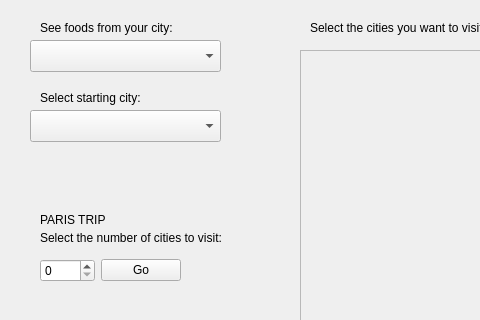
Old version of the form customerpage.ui in the repository tsukidan/CS1D-Project-1; both pictures show x 0 to 480 and y 0 to 320 of the 821 by 567 pixel window.
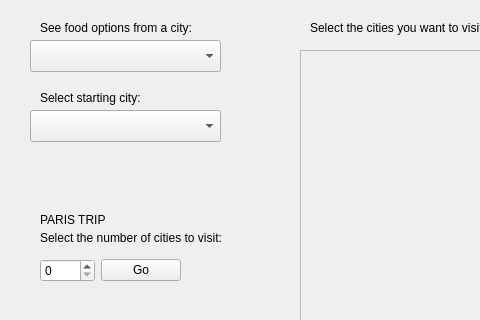
New version of the form.

Commit message: Added window titles

The edit to the form file:
```diff
--- a/customerpage.ui
+++ b/customerpage.ui
@@ -33,7 +33,7 @@
     </rect>
    </property>
    <property name="text">
-    <string>See foods from your city:</string>
+    <string>See food options from a city:</string>
    </property>
   </widget>
   <widget class="QPushButton" name="returnButton">
@@ -141,7 +141,7 @@
     <string>Select the number of cities to visit:</string>
    </property>
   </widget>
-  <widget class="QWidget" name="">
+  <widget class="QWidget" name="layoutWidget">
    <property name="geometry">
     <rect>
      <x>40</x>
```
Left out of the diff: 10 changed lines with no effect on the pictures. The commit also changes 2 other files.
